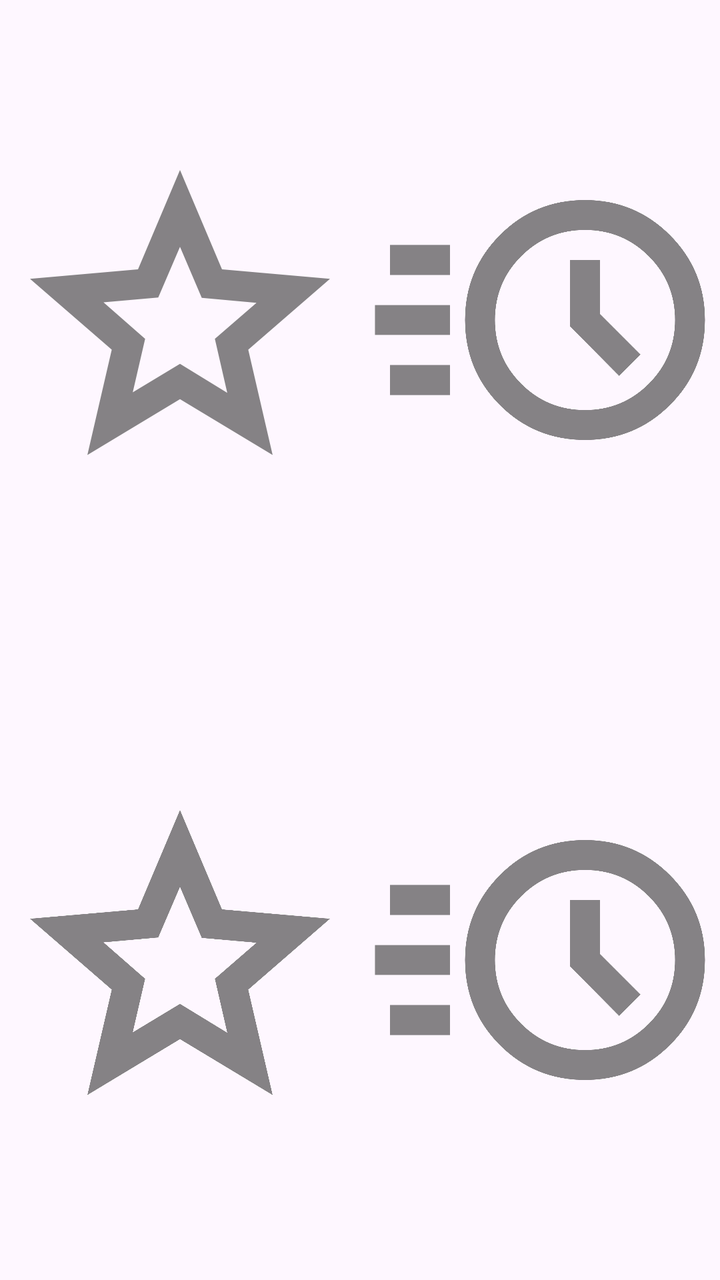
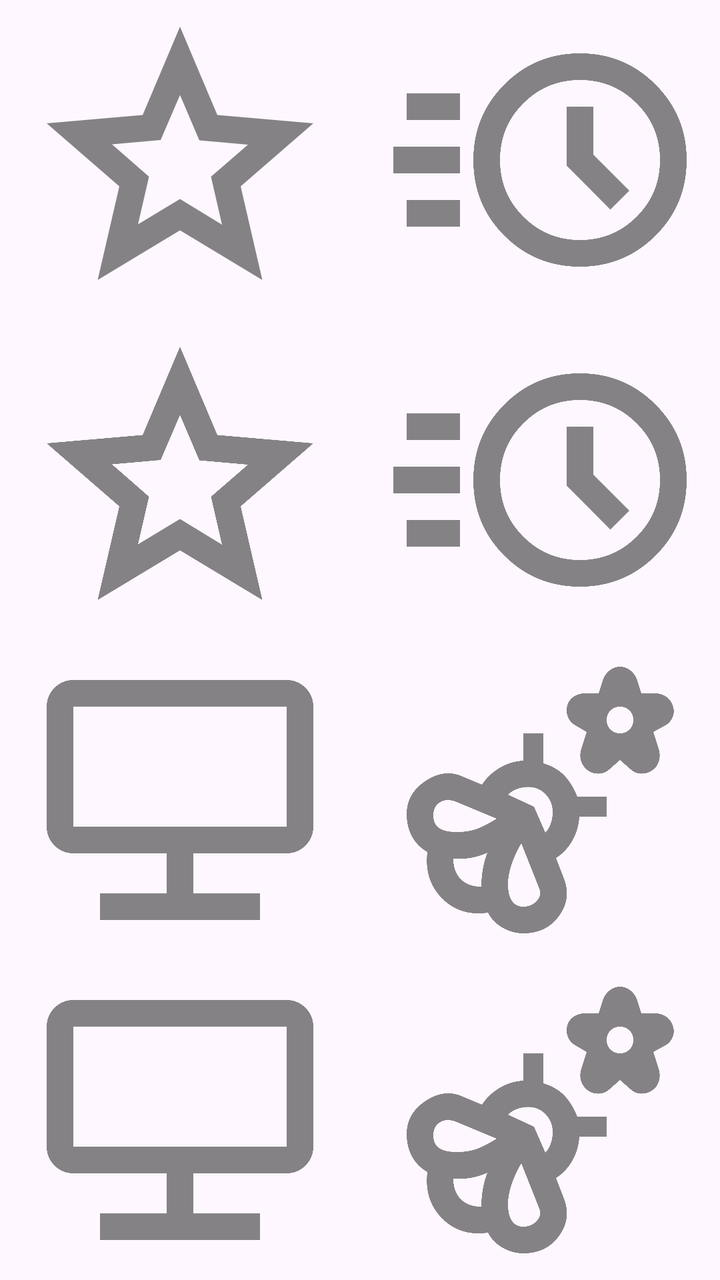

Two renders of the same Android screen: before a commit and after it. Below are the layout's source before the change and the commit's diff.
<!-- AndroidManifest.xml: application theme Theme.Bianca -->
<!-- res/layout/activity_mini_jogo.xml -->
<?xml version="1.0" encoding="utf-8"?>
<LinearLayout xmlns:android="http://schemas.android.com/apk/res/android"
    xmlns:app="http://schemas.android.com/apk/res-auto"
    xmlns:tools="http://schemas.android.com/tools"
    android:id="@+id/main"
    android:layout_width="match_parent"
    android:layout_height="match_parent"
    android:orientation="vertical"
    tools:context=".MiniJogo">

    <LinearLayout
        android:layout_width="match_parent"
        android:layout_height="wrap_content"
        android:layout_weight="0.5"
        android:orientation="horizontal">

        <ImageView
            android:id="@+id/imageView3"
            android:layout_width="wrap_content"
            android:layout_height="match_parent"
            android:layout_weight="0.5"
            app:srcCompat="@drawable/imagem5" />

        <ImageView
            android:id="@+id/imageView4"
            android:layout_width="wrap_content"
            android:layout_height="match_parent"
            android:layout_weight="0.5"
            app:srcCompat="@drawable/imagem6" />
    </LinearLayout>

    <LinearLayout
        android:layout_width="match_parent"
        android:layout_height="wrap_content"
        android:layout_weight="0.5"
        android:orientation="horizontal">

        <ImageView
            android:id="@+id/imageView5"
            android:layout_width="wrap_content"
            android:layout_height="match_parent"
            android:layout_weight="0.5"
            app:srcCompat="@drawable/imagem5" />

        <ImageView
            android:id="@+id/imageView6"
            android:layout_width="wrap_content"
            android:layout_height="match_parent"
            android:layout_weight="0.5"
            app:srcCompat="@drawable/imagem6" />
    </LinearLayout>
</LinearLayout>
<!-- resources referenced by this layout -->
<resources>
  <!-- drawable imagem5 (drawable-anydpi) -->
  <vector xmlns:android="http://schemas.android.com/apk/res/android"
      android:width="24dp"
      android:height="24dp"
      android:viewportWidth="960"
      android:viewportHeight="960"
      android:tint="#333333"
      android:alpha="0.6">
    <path
        android:fillColor="@android:color/white"
        android:pathData="M354,673L480,597L606,674L573,530L684,434L538,421L480,285L422,420L276,433L387,530L354,673ZM233,840L298,559L80,370L368,345L480,80L592,345L880,370L662,559L727,840L480,691L233,840ZM480,490L480,490L480,490L480,490L480,490L480,490L480,490L480,490L480,490L480,490Z"/>
  </vector>
  <style name="Theme.Bianca" parent="Base.Theme.Bianca" />
  <style name="Base.Theme.Bianca" parent="Theme.Material3.DayNight.NoActionBar">
          
          
      </style>
  <!-- unchanged entries left out for length: 1 -->
</resources>

<!-- the commit's change to res/layout/activity_mini_jogo.xml (unified diff, before → after) -->
@@ -49,4 +49,46 @@
             android:layout_weight="0.5"
             app:srcCompat="@drawable/imagem6" />
     </LinearLayout>
+
+    <LinearLayout
+        android:layout_width="match_parent"
+        android:layout_height="wrap_content"
+        android:layout_weight="0.5"
+        android:orientation="horizontal">
+
+        <ImageView
+            android:id="@+id/imageView7"
+            android:layout_width="wrap_content"
+            android:layout_height="match_parent"
+            android:layout_weight="1"
+            app:srcCompat="@drawable/imagem8" />
+
+        <ImageView
+            android:id="@+id/imageView8"
+            android:layout_width="wrap_content"
+            android:layout_height="match_parent"
+            android:layout_weight="1"
+            app:srcCompat="@drawable/imagem9" />
+    </LinearLayout>
+
+    <LinearLayout
+        android:layout_width="match_parent"
+        android:layout_height="wrap_content"
+        android:layout_weight="0.5"
+        android:orientation="horizontal">
+
+        <ImageView
+            android:id="@+id/imageView9"
+            android:layout_width="wrap_content"
+            android:layout_height="match_parent"
+            android:layout_weight="1"
+            app:srcCompat="@drawable/imagem8" />
+
+        <ImageView
+            android:id="@+id/imageView10"
+            android:layout_width="wrap_content"
+            android:layout_height="match_parent"
+            android:layout_weight="1"
+            app:srcCompat="@drawable/imagem9" />
+    </LinearLayout>
 </LinearLayout>
<!-- resource entries referenced after the edit -->
@@ -12,6 +12,30 @@
         android:fillColor="@android:color/white"
         android:pathData="M354,673L480,597L606,674L573,530L684,434L538,421L480,285L422,420L276,433L387,530L354,673ZM233,840L298,559L80,370L368,345L480,80L592,345L880,370L662,559L727,840L480,691L233,840ZM480,490L480,490L480,490L480,490L480,490L480,490L480,490L480,490L480,490L480,490Z"/>
   </vector>
+  <!-- drawable imagem8 (drawable-anydpi) -->
+  <vector xmlns:android="http://schemas.android.com/apk/res/android"
+      android:width="24dp"
+      android:height="24dp"
+      android:viewportWidth="960"
+      android:viewportHeight="960"
+      android:tint="#333333"
+      android:alpha="0.6">
+    <path
+        android:fillColor="@android:color/white"
+        android:pathData="M240,840L240,760L440,760L440,640L160,640Q127,640 103.5,616.5Q80,593 80,560L80,200Q80,167 103.5,143.5Q127,120 160,120L800,120Q833,120 856.5,143.5Q880,167 880,200L880,560Q880,593 856.5,616.5Q833,640 800,640L520,640L520,760L720,760L720,840L240,840ZM160,560Q160,560 160,560Q160,560 160,560L800,560Q800,560 800,560Q800,560 800,560L800,200Q800,200 800,200Q800,200 800,200L160,200Q160,200 160,200Q160,200 160,200L160,560ZM160,560L160,200L160,200L160,200L160,200L160,560L160,560L160,560Z"/>
+  </vector>
+  <!-- drawable imagem9 (drawable-anydpi) -->
+  <vector xmlns:android="http://schemas.android.com/apk/res/android"
+      android:width="24dp"
+      android:height="24dp"
+      android:viewportWidth="960"
+      android:viewportHeight="960"
+      android:tint="#333333"
+      android:alpha="0.6">
+    <path
+        android:fillColor="@android:color/white"
+        android:pathData="M720,360L688,388Q674,401 655,401Q636,401 622,390Q608,379 603,362Q598,345 604,326L620,276L586,256Q570,247 563.5,230Q557,213 562,196Q567,179 582,169.5Q597,160 616,160L656,160L668,122Q674,103 688.5,91.5Q703,80 720,80Q737,80 751.5,91.5Q766,103 772,122L784,160L824,160Q843,160 857.5,169.5Q872,179 878,196Q885,214 878,231Q871,248 856,256L820,276L836,326Q842,345 837,362.5Q832,380 818,390Q803,401 784.5,401Q766,401 752,388L720,360ZM748.5,268.5Q760,257 760,240Q760,223 748.5,211.5Q737,200 720,200Q703,200 691.5,211.5Q680,223 680,240Q680,257 691.5,268.5Q703,280 720,280Q737,280 748.5,268.5ZM552,716Q575,776 537,828Q499,880 430,880Q397,880 367.5,863Q338,846 324,818Q241,830 186.5,775.5Q132,721 142,636Q112,619 96,589.5Q80,560 80,522Q80,461 135.5,423.5Q191,386 244,408L306,434Q326,403 359,383.5Q392,364 430,362L430,280L490,280L490,370Q527,381 551,404.5Q575,428 592,470L680,470L680,530L598,530Q596,568 577.5,601Q559,634 528,654L552,716ZM304,740Q304,713 308.5,687.5Q313,662 322,638Q299,649 272.5,653.5Q246,658 220,656Q220,695 242.5,717.5Q265,740 304,740ZM230,576Q262,576 286.5,568Q311,560 350,536L230,486Q201,474 180.5,486.5Q160,499 160,526Q160,552 177,564Q194,576 230,576ZM430,800Q455,800 470.5,782.5Q486,765 478,746L424,610Q405,642 394.5,674Q384,706 384,732Q384,765 395.5,782.5Q407,800 430,800ZM496,578Q506,568 512,551.5Q518,535 518,517Q518,485 497,463Q476,441 445,441Q427,441 411,447Q395,453 384,464L462,500L496,578ZM322,638Q322,638 322,638Q322,638 322,638Q322,638 322,638Q322,638 322,638Q322,638 322,638Q322,638 322,638Z"/>
+  </vector>
   <style name="Theme.Bianca" parent="Base.Theme.Bianca" />
   <style name="Base.Theme.Bianca" parent="Theme.Material3.DayNight.NoActionBar">
           
